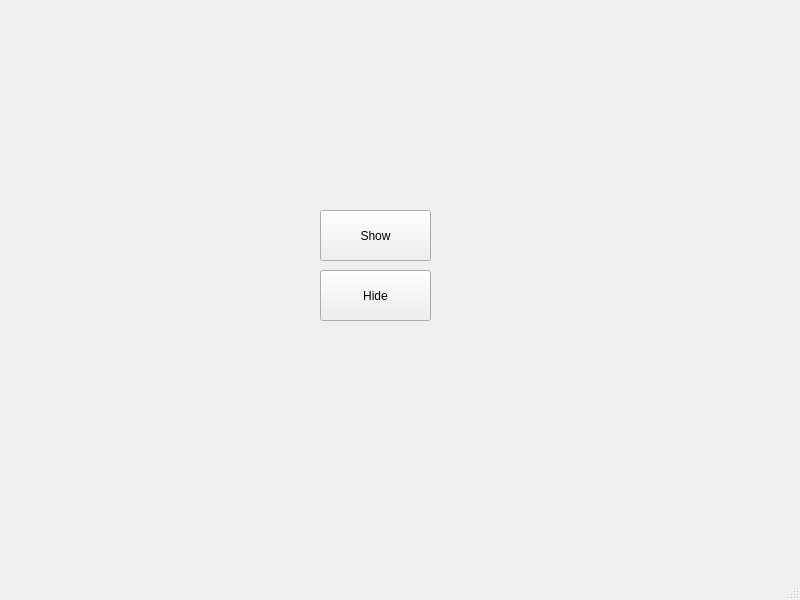
Qt form Code/MusiFlow/mainwindow.ui (cegepmatane/projets-specialises-2023-fabientolsy) before a commit.
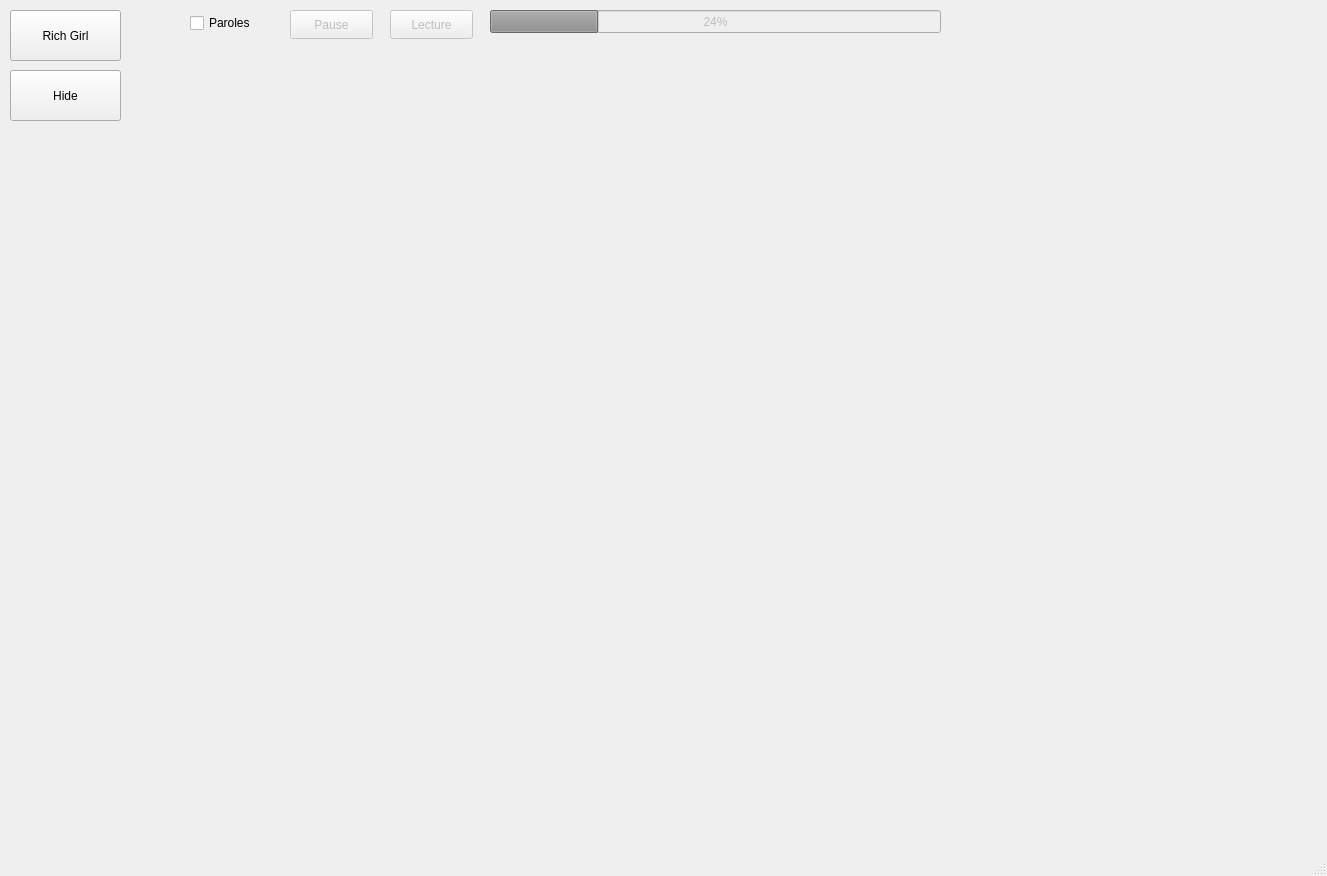
The same form after that commit.

Commit message:
Ajout des boutons Play/Pause et de la barre de progression #6
Ces trois elements ne sont pas encore programmees

The edit to the form file:
```diff
--- a/Code/MusiFlow/mainwindow.ui
+++ b/Code/MusiFlow/mainwindow.ui
@@ -6,8 +6,8 @@
    <rect>
     <x>0</x>
     <y>0</y>
-    <width>800</width>
-    <height>600</height>
+    <width>1327</width>
+    <height>876</height>
    </rect>
   </property>
   <property name="windowTitle">
@@ -17,14 +17,14 @@
    <widget class="QPushButton" name="pushButton">
     <property name="geometry">
      <rect>
-      <x>320</x>
-      <y>210</y>
+      <x>10</x>
+      <y>10</y>
       <width>111</width>
       <height>51</height>
      </rect>
     </property>
     <property name="text">
-     <string>Show</string>
+     <string>Rich Girl</string>
     </property>
    </widget>
    <widget class="QLabel" name="label">
@@ -33,10 +33,10 @@
     </property>
     <property name="geometry">
      <rect>
-      <x>30</x>
-      <y>60</y>
-      <width>681</width>
-      <height>431</height>
+      <x>140</x>
+      <y>80</y>
+      <width>1161</width>
+      <height>741</height>
      </rect>
     </property>
     <property name="text">
@@ -46,8 +46,8 @@
    <widget class="QPushButton" name="pushButton_2">
     <property name="geometry">
      <rect>
-      <x>320</x>
-      <y>270</y>
+      <x>10</x>
+      <y>70</y>
       <width>111</width>
       <height>51</height>
      </rect>
@@ -56,6 +56,67 @@
      <string>Hide</string>
     </property>
    </widget>
+   <widget class="QPushButton" name="pause">
+    <property name="enabled">
+     <bool>false</bool>
+    </property>
+    <property name="geometry">
+     <rect>
+      <x>290</x>
+      <y>10</y>
+      <width>83</width>
+      <height>29</height>
+     </rect>
+    </property>
+    <property name="text">
+     <string>Pause</string>
+    </property>
+   </widget>
+   <widget class="QPushButton" name="lecture">
+    <property name="enabled">
+     <bool>false</bool>
+    </property>
+    <property name="geometry">
+     <rect>
+      <x>390</x>
+      <y>10</y>
+      <width>83</width>
+      <height>29</height>
+     </rect>
+    </property>
+    <property name="text">
+     <string>Lecture</string>
+    </property>
+   </widget>
+   <widget class="QProgressBar" name="progressBar">
+    <property name="enabled">
+     <bool>false</bool>
+    </property>
+    <property name="geometry">
+     <rect>
+      <x>490</x>
+      <y>10</y>
+      <width>451</width>
+      <height>23</height>
+     </rect>
+    </property>
+    <property name="value">
+     <number>24</number>
+    </property>
+   </widget>
+   <widget class="QCheckBox" name="paroles">
+    <property name="geometry">
+     <rect>
+      <x>190</x>
+      <y>10</y>
+      <width>93</width>
+      <height>26</height>
+     </rect>
+    </property>
+    <property name="text">
+     <string>Paroles</string>
+    </property>
+   </widget>
    <zorder>label</zorder>
    <zorder>pushButton</zorder>
    <zorder>pushButton_2</zorder>
```
Left out of the diff: 10 changed lines with no effect on the pictures. The commit also changes 19 other files.
